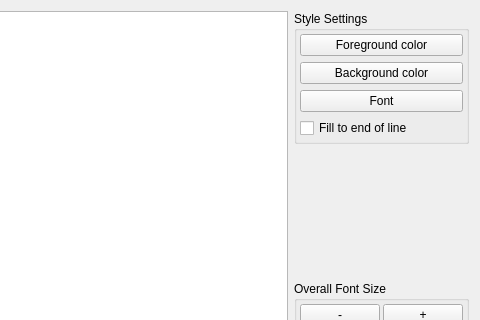
itom-project/itom, file Qitom/ui/widgetPropEditorStyles.ui: the form before one commit; both pictures show x 196 to 676 and y 0 to 320 of the 676 by 510 pixel window.
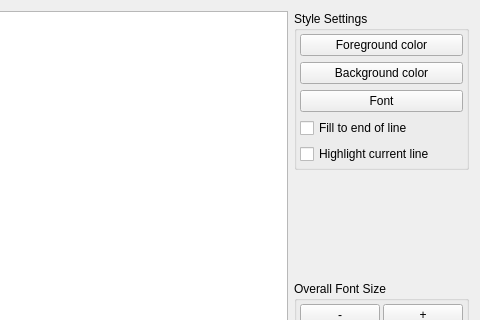
The form after the commit. Custom widgets are drawn as their Qt base class.

Commit message: property to choose if current line in editor should be highlighted or not

What changed in the file:
```diff
--- a/Qitom/ui/widgetPropEditorStyles.ui
+++ b/Qitom/ui/widgetPropEditorStyles.ui
@@ -108,6 +108,13 @@
           </property>
          </widget>
         </item>
+        <item>
+         <widget class="QCheckBox" name="checkShowCaretBackground">
+          <property name="text">
+           <string>Highlight current line</string>
+          </property>
+         </widget>
+        </item>
        </layout>
       </widget>
      </item>
```
The commit also changes 2 other files.
